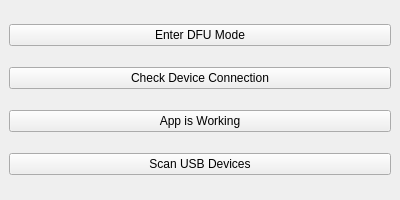
Old version of the form mainwindow.ui in the repository AlejandroGispert/dfu-mac-invoker.
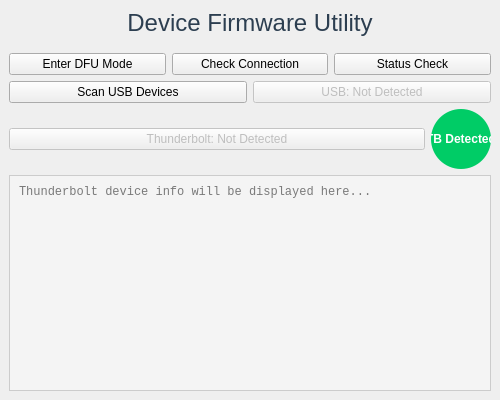
New version of the form.

Commit message: [feat] better ui and usb discovery

The edit to the form file:
```diff
--- a/mainwindow.ui
+++ b/mainwindow.ui
@@ -3,12 +3,7 @@
  <class>MainWindow</class>
  <widget class="QMainWindow" name="MainWindow">
   <property name="geometry">
-   <rect>
-    <x>0</x>
-    <y>0</y>
-    <width>400</width>
-    <height>200</height>
-   </rect>
+   <rect><x>0</x><y>0</y><width>500</width><height>400</height></rect>
   </property>
   <property name="windowTitle">
    <string>DFU App</string>
@@ -16,35 +11,110 @@
   <widget class="QWidget" name="centralwidget">
    <layout class="QVBoxLayout" name="verticalLayout">
     <item>
-     <widget class="QPushButton" name="dfuButton">
+     <widget class="QLabel" name="titleLabel">
       <property name="text">
-       <string>Enter DFU Mode</string>
+       <string>Device Firmware Utility</string>
       </property>
+      <property name="alignment">
+       <set>Qt::AlignCenter</set>
+      </property>
+      <property name="styleSheet">
+       <string notr="true">font-size: 18pt; color: #2c3e50; margin-bottom: 10px;</string>
+      </property>
      </widget>
     </item>
+
+    <!-- Action Buttons Group -->
     <item>
-     <widget class="QPushButton" name="checkButton">
-      <property name="text">
-       <string>Check Device Connection</string>
-      </property>
-     </widget>
+     <layout class="QHBoxLayout" name="buttonRow1">
+      <item>
+       <widget class="QPushButton" name="dfuButton">
+        <property name="text"><string>Enter DFU Mode</string></property>
+       </widget>
+      </item>
+      <item>
+       <widget class="QPushButton" name="checkButton">
+        <property name="text"><string>Check Connection</string></property>
+       </widget>
+      </item>
+      <item>
+       <widget class="QPushButton" name="alertButton">
+        <property name="text"><string>Status Check</string></property>
+       </widget>
+      </item>
+     </layout>
     </item>
+
+    <!-- USB and Scan Controls -->
     <item>
-     <widget class="QPushButton" name="alertButton">
-      <property name="text">
-       <string>App is Working</string>
-      </property>
-     </widget>
+     <layout class="QHBoxLayout" name="buttonRow2">
+      <item>
+       <widget class="QPushButton" name="scanButton">
+        <property name="text"><string>Scan USB Devices</string></property>
+       </widget>
+      </item>
+      <item>
+       <widget class="QPushButton" name="usbStatusButton">
+        <property name="text"><string>USB: Not Detected</string></property>
+        <property name="enabled"><bool>false</bool></property>
+       </widget>
+      </item>
+     </layout>
     </item>
 
-<item>
-    <widget class="QPushButton" name="scanButton">
-  <property name="text">
-   <string>Scan USB Devices</string>
-  </property>
-</widget>
+    <!-- Thunderbolt Status -->
+    <item>
+     <layout class="QHBoxLayout" name="buttonRow3">
+      <item>
+       <widget class="QPushButton" name="thunderboltStatusButton">
+        <property name="text"><string>Thunderbolt: Not Detected</string></property>
+        <property name="enabled"><bool>false</bool></property>
+       </widget>
+      </item>
+      <item>
+       <widget class="QPushButton" name="thunderboltGlowButton">
+        <property name="text"><string>TB Detected</string></property>
+        <property name="enabled"><bool>false</bool></property>
+        <property name="visible"><bool>false</bool></property>
+        <property name="styleSheet">
+         <string notr="true">
+          QPushButton {
+              border-radius: 30px;
+              min-width: 60px;
+              min-height: 60px;
+              max-width: 60px;
+              max-height: 60px;
+              background-color: #00cc66;
+              color: white;
+              font-weight: bold;
+              box-shadow: 0 0 15px 6px #00cc66;
+          }
+         </string>
+        </property>
+       </widget>
+      </item>
+     </layout>
     </item>
 
+    <!-- Thunderbolt Info Output -->
+    <item>
+     <widget class="QTextEdit" name="thunderboltInfoTextEdit">
+      <property name="readOnly"><bool>true</bool></property>
+      <property name="placeholderText">
+       <string>Thunderbolt device info will be displayed here...</string>
+      </property>
+      <property name="styleSheet">
+       <string notr="true">
+        QTextEdit {
+            background-color: #f4f4f4;
+            border: 1px solid #ccc;
+            padding: 5px;
+            font-family: monospace;
+        }
+       </string>
+      </property>
+     </widget>
+    </item>
    </layout>
   </widget>
  </widget>
```
Left out of the diff: 4 changed lines with no effect on the pictures. The commit also changes 6 other files.
